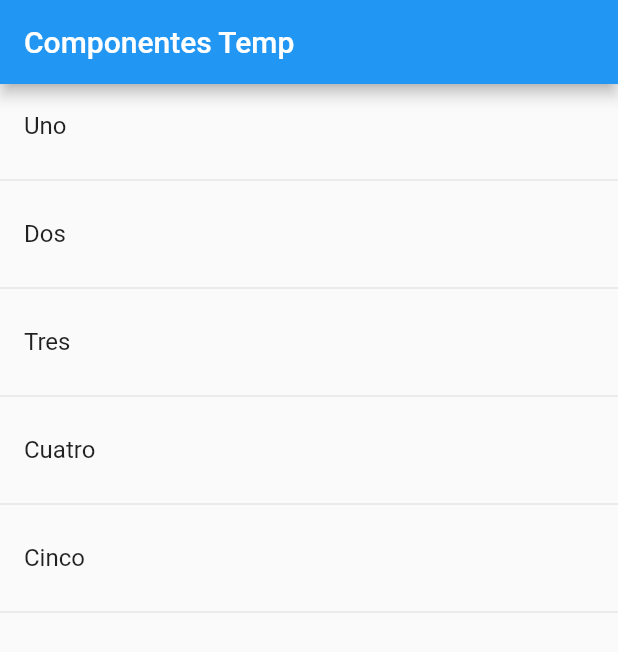
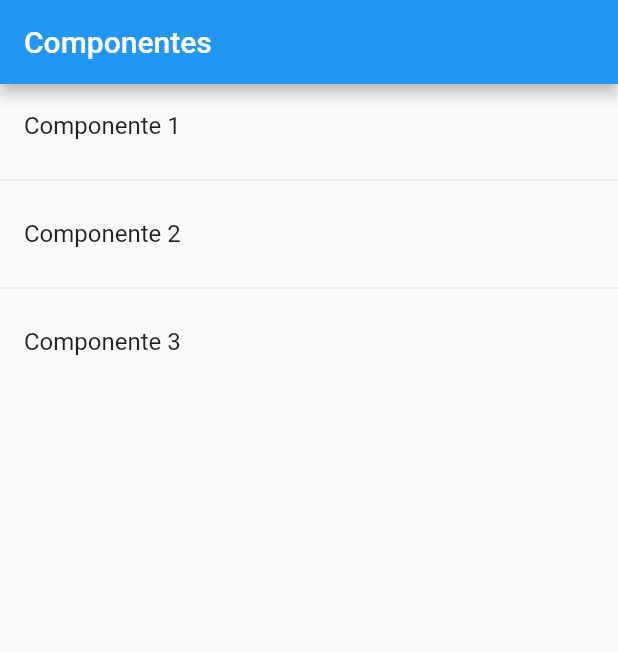
Before and after one commit to ddienu/Componentes, a Flutter app: the screen it shows after launch, on a phone screen of 412 x 824 dp. Shown: the top 652 px of the screen. Run offline on Flutter 3.47's test engine with Material 2 defaults, Android fonts, the phone set to English and light mode, and no system bars.

Commit message:
Remove: Temporal home page Add: Home page and data JSON
Remove temporal home page and add the new home page with list items, adding the menu provider to charge the data json (menu_opts.json)

```diff
--- a/lib/main.dart
+++ b/lib/main.dart
@@ -1,5 +1,6 @@
-import 'package:componentes/src/pages/home_temp.dart';
+import 'package:componentes/src/pages/home_page.dart';
 import 'package:flutter/material.dart';
+//import 'package:componentes/src/pages/home_temp.dart';
 
 void main() => runApp(MyApp());
 
@@ -9,7 +10,7 @@ class MyApp extends StatelessWidget {
     return MaterialApp(
       title: 'Componentes App',
       debugShowCheckedModeBanner: false,
-      home: HomePageTemp()
+      home: HomePage()
     );
   }
 }
--- /dev/null
+++ b/lib/src/pages/home_page.dart
@@ -0,0 +1,40 @@
+import 'package:flutter/material.dart';
+
+import 'package:componentes/src/providers/menu_provider.dart';
+
+
+class HomePage extends StatelessWidget {
+
+
+  @override
+  Widget build(BuildContext context) {
+    return Scaffold(
+      appBar: AppBar(
+        title: Text('Componentes'),
+      ),
+      body: _lista(),
+    );
+  }
+
+  Widget _lista() {
+
+    print (menuProvider.opciones);
+
+    return ListView(
+      children: _listaItems(),
+
+    );
+
+  }
+
+  List<Widget> _listaItems() {
+    return [
+
+      ListTile ( title: Text('Componente 1')),
+      Divider(),
+      ListTile ( title: Text('Componente 2')),
+      Divider(),
+      ListTile ( title: Text('Componente 3')),
+    ];
+  }
+}
--- a/pubspec.yaml
+++ b/pubspec.yaml
@@ -58,8 +58,8 @@ flutter:
   uses-material-design: true
 
   # To add assets to your application, add an assets section, like this:
-  # assets:
-  #   - images/a_dot_burr.jpeg
+  assets:
+    - data/menu_opts.json
   #   - images/a_dot_ham.jpeg
 
   # An image asset can refer to one or more resolution-specific "variants", see
```
Also changed, not shown: data/menu_opts.json (added, +20 -0 lines), lib/src/providers/menu_provider.dart (added, +29 -0 lines).
